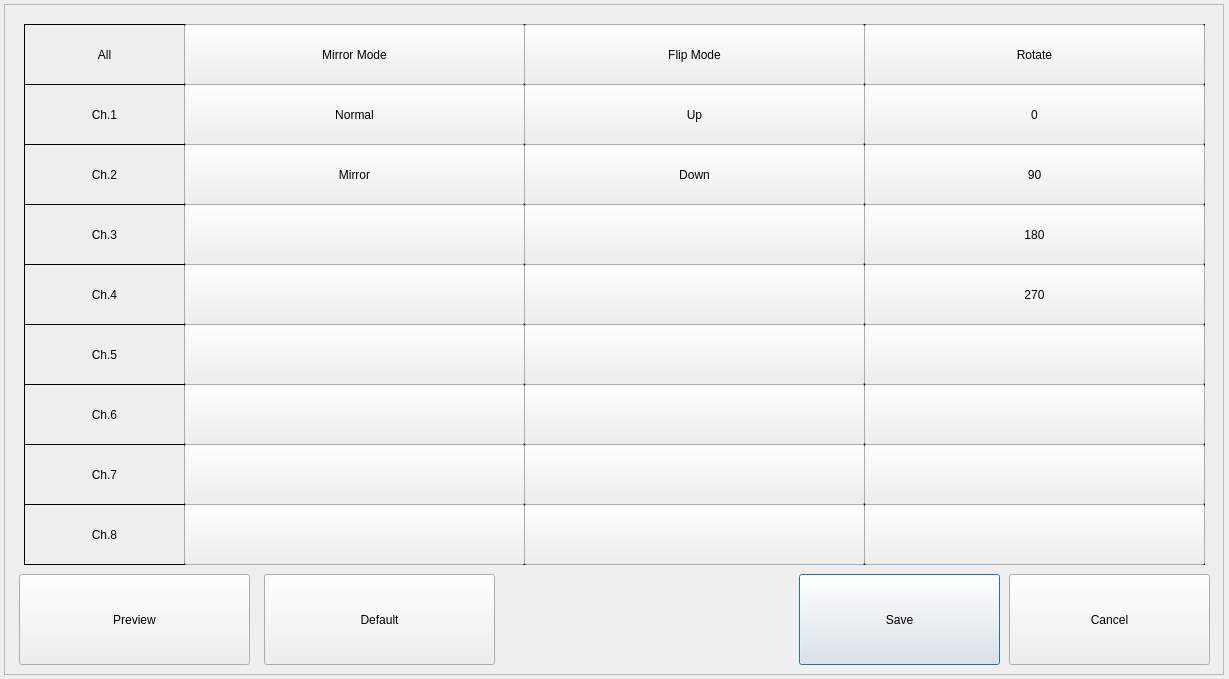
Above: gui/mainwidget/src/dvrsetup/device/videoinput/videoinputdialog.ui from yjsin-emastec/neptune before the change. Below: the same form after it.
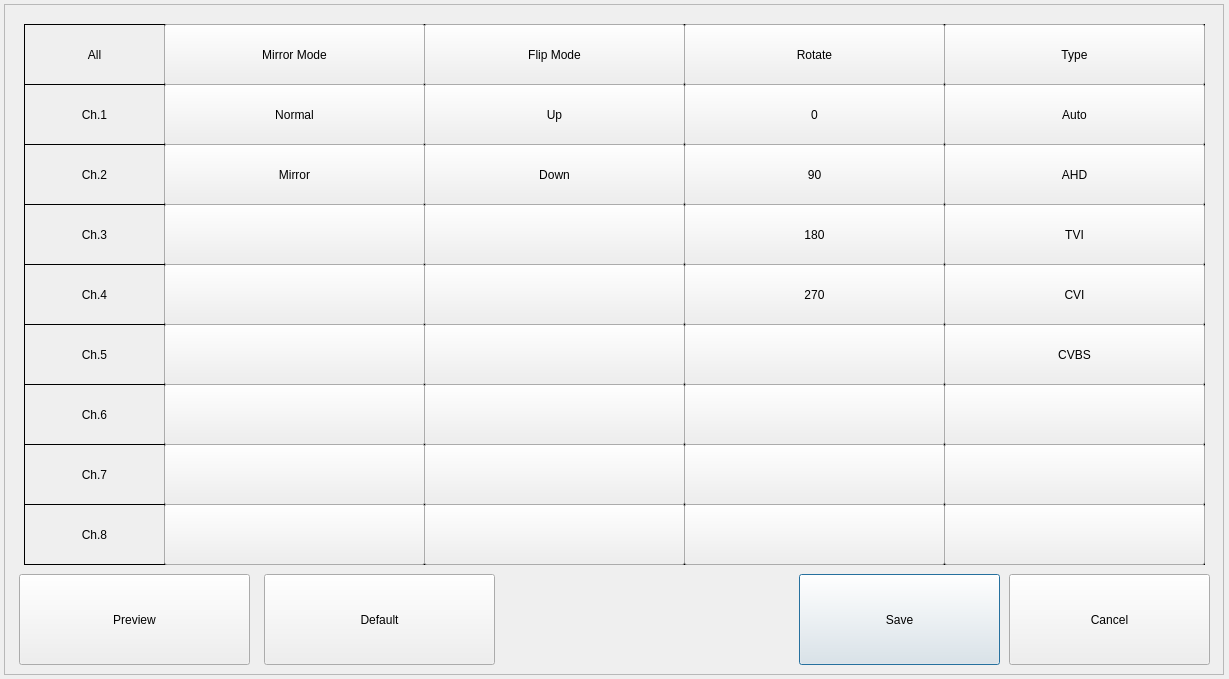
That is the form after the change.

Commit message: Add camera type in videoinput dialog 내용 - 비디오 입력 메뉴에 카메라 종류 항목 추가

```diff
--- a/gui/mainwidget/src/dvrsetup/device/videoinput/videoinputdialog.ui
+++ b/gui/mainwidget/src/dvrsetup/device/videoinput/videoinputdialog.ui
@@ -59,7 +59,7 @@
      <rect>
       <x>20</x>
       <y>20</y>
-      <width>161</width>
+      <width>141</width>
       <height>61</height>
      </rect>
     </property>
@@ -76,9 +76,9 @@
    <widget class="QLabel" name="labelMirrorAll">
     <property name="geometry">
      <rect>
-      <x>180</x>
+      <x>160</x>
       <y>20</y>
-      <width>341</width>
+      <width>261</width>
       <height>61</height>
      </rect>
     </property>
@@ -95,9 +95,9 @@
    <widget class="QLabel" name="labelFlipAll">
     <property name="geometry">
      <rect>
-      <x>520</x>
+      <x>420</x>
       <y>20</y>
-      <width>341</width>
+      <width>261</width>
       <height>61</height>
      </rect>
     </property>
@@ -116,7 +116,7 @@
      <rect>
       <x>20</x>
       <y>80</y>
-      <width>161</width>
+      <width>141</width>
       <height>61</height>
      </rect>
     </property>
@@ -135,7 +135,7 @@
      <rect>
       <x>20</x>
       <y>140</y>
-      <width>161</width>
+      <width>141</width>
       <height>61</height>
      </rect>
     </property>
@@ -154,7 +154,7 @@
      <rect>
       <x>20</x>
       <y>200</y>
-      <width>161</width>
+      <width>141</width>
       <height>61</height>
      </rect>
     </property>
@@ -173,7 +173,7 @@
      <rect>
       <x>20</x>
       <y>260</y>
-      <width>161</width>
+      <width>141</width>
       <height>61</height>
      </rect>
     </property>
@@ -192,7 +192,7 @@
      <rect>
       <x>20</x>
       <y>320</y>
-      <width>161</width>
+      <width>141</width>
       <height>61</height>
      </rect>
     </property>
@@ -211,7 +211,7 @@
      <rect>
       <x>20</x>
       <y>380</y>
-      <width>161</width>
+      <width>141</width>
       <height>61</height>
      </rect>
     </property>
@@ -230,7 +230,7 @@
      <rect>
       <x>20</x>
       <y>440</y>
-      <width>161</width>
+      <width>141</width>
       <height>61</height>
      </rect>
     </property>
@@ -249,7 +249,7 @@
      <rect>
       <x>20</x>
       <y>500</y>
-      <width>161</width>
+      <width>141</width>
       <height>61</height>
      </rect>
     </property>
@@ -266,9 +266,9 @@
    <widget class="QLabel" name="labelMirror1">
     <property name="geometry">
      <rect>
-      <x>180</x>
+      <x>160</x>
       <y>80</y>
-      <width>341</width>
+      <width>261</width>
       <height>61</height>
      </rect>
     </property>
@@ -285,9 +285,9 @@
    <widget class="QLabel" name="labelMirror2">
     <property name="geometry">
      <rect>
-      <x>180</x>
+      <x>160</x>
       <y>140</y>
-      <width>341</width>
+      <width>261</width>
       <height>61</height>
      </rect>
     </property>
@@ -304,9 +304,9 @@
    <widget class="QLabel" name="labelMirror3">
     <property name="geometry">
      <rect>
-      <x>180</x>
+      <x>160</x>
       <y>200</y>
-      <width>341</width>
+      <width>261</width>
       <height>61</height>
      </rect>
     </property>
@@ -323,9 +323,9 @@
    <widget class="QLabel" name="labelMirror4">
     <property name="geometry">
      <rect>
-      <x>180</x>
+      <x>160</x>
       <y>260</y>
-      <width>341</width>
+      <width>261</width>
       <height>61</height>
      </rect>
     </property>
@@ -342,9 +342,9 @@
    <widget class="QLabel" name="labelMirror5">
     <property name="geometry">
      <rect>
-      <x>180</x>
+      <x>160</x>
       <y>320</y>
-      <width>341</width>
+      <width>261</width>
       <height>61</height>
      </rect>
     </property>
@@ -361,9 +361,9 @@
    <widget class="QLabel" name="labelMirror6">
     <property name="geometry">
      <rect>
-      <x>180</x>
+      <x>160</x>
       <y>380</y>
-      <width>341</width>
+      <width>261</width>
       <height>61</height>
      </rect>
     </property>
@@ -380,9 +380,9 @@
    <widget class="QLabel" name="labelMirror7">
     <property name="geometry">
      <rect>
-      <x>180</x>
+      <x>160</x>
       <y>440</y>
-      <width>341</width>
+      <width>261</width>
       <height>61</height>
      </rect>
     </property>
@@ -399,9 +399,9 @@
    <widget class="QLabel" name="labelMirror8">
     <property name="geometry">
      <rect>
-      <x>180</x>
+      <x>160</x>
       <y>500</y>
-      <width>341</width>
+      <width>261</width>
       <height>61</height>
      </rect>
     </property>
@@ -418,9 +418,9 @@
    <widget class="QLabel" name="labelFlip1">
     <property name="geometry">
      <rect>
-      <x>520</x>
+      <x>420</x>
       <y>80</y>
-      <width>341</width>
+      <width>261</width>
       <height>61</height>
      </rect>
     </property>
@@ -437,9 +437,9 @@
    <widget class="QLabel" name="labelFlip2">
     <property name="geometry">
      <rect>
-      <x>520</x>
+      <x>420</x>
       <y>140</y>
-      <width>341</width>
+      <width>261</width>
       <height>61</height>
      </rect>
     </property>
@@ -456,9 +456,9 @@
    <widget class="QLabel" name="labelFlip3">
     <property name="geometry">
      <rect>
-      <x>520</x>
+      <x>420</x>
       <y>200</y>
-      <width>341</width>
+      <width>261</width>
       <height>61</height>
      </rect>
     </property>
@@ -475,9 +475,9 @@
    <widget class="QLabel" name="labelFlip4">
     <property name="geometry">
      <rect>
-      <x>520</x>
+      <x>420</x>
       <y>260</y>
-      <width>341</width>
+      <width>261</width>
       <height>61</height>
      </rect>
     </property>
@@ -494,9 +494,9 @@
    <widget class="QLabel" name="labelFlip5">
     <property name="geometry">
      <rect>
-      <x>520</x>
+      <x>420</x>
       <y>320</y>
-      <width>341</width>
+      <width>261</width>
       <height>61</height>
      </rect>
     </property>
@@ -513,9 +513,9 @@
    <widget class="QLabel" name="labelFlip6">
     <property name="geometry">
      <rect>
-      <x>520</x>
+      <x>420</x>
       <y>380</y>
-      <width>341</width>
+      <width>261</width>
       <height>61</height>
      </rect>
     </property>
@@ -532,9 +532,9 @@
    <widget class="QLabel" name="labelFlip7">
     <property name="geometry">
      <rect>
-      <x>520</x>
+      <x>420</x>
       <y>440</y>
-      <width>341</width>
+      <width>261</width>
       <height>61</height>
      </rect>
     </property>
@@ -551,9 +551,9 @@
    <widget class="QLabel" name="labelFlip8">
     <property name="geometry">
      <rect>
-      <x>520</x>
+      <x>420</x>
       <y>500</y>
-      <width>341</width>
+      <width>261</width>
       <height>61</height>
      </rect>
     </property>
@@ -570,9 +570,9 @@
    <widget class="QPushButton" name="buttonMirrorAll">
     <property name="geometry">
      <rect>
-      <x>180</x>
+      <x>160</x>
       <y>20</y>
-      <width>341</width>
+      <width>261</width>
       <height>61</height>
      </rect>
     </property>
@@ -583,9 +583,9 @@
    <widget class="QPushButton" name="buttonFlipAll">
     <property name="geometry">
      <rect>
-      <x>520</x>
+      <x>420</x>
       <y>20</y>
-      <width>341</width>
+      <width>261</width>
       <height>61</height>
      </rect>
     </property>
@@ -596,9 +596,9 @@
    <widget class="QPushButton" name="buttonMirror1">
     <property name="geometry">
      <rect>
-      <x>180</x>
+      <x>160</x>
       <y>80</y>
-      <width>341</width>
+      <width>261</width>
       <height>61</height>
      </rect>
     </property>
@@ -609,9 +609,9 @@
    <widget class="QPushButton" name="buttonMirror2">
     <property name="geometry">
      <rect>
-      <x>180</x>
+      <x>160</x>
       <y>140</y>
-      <width>341</width>
+      <width>261</width>
       <height>61</height>
      </rect>
     </property>
@@ -622,9 +622,9 @@
    <widget class="QPushButton" name="buttonMirror3">
     <property name="geometry">
      <rect>
-      <x>180</x>
+      <x>160</x>
       <y>200</y>
-      <width>341</width>
+      <width>261</width>
       <height>61</height>
      </rect>
     </property>
@@ -635,9 +635,9 @@
    <widget class="QPushButton" name="buttonMirror4">
     <property name="geometry">
      <rect>
-      <x>180</x>
+      <x>160</x>
       <y>260</y>
-      <width>341</width>
+      <width>261</width>
       <height>61</height>
      </rect>
     </property>
@@ -648,9 +648,9 @@
    <widget class="QPushButton" name="buttonMirror5">
     <property name="geometry">
      <rect>
-      <x>180</x>
+      <x>160</x>
       <y>320</y>
-      <width>341</width>
+      <width>261</width>
       <height>61</height>
      </rect>
     </property>
@@ -661,9 +661,9 @@
    <widget class="QPushButton" name="buttonMirror6">
     <property name="geometry">
      <rect>
-      <x>180</x>
+      <x>160</x>
       <y>380</y>
-      <width>341</width>
+      <width>261</width>
       <height>61</height>
      </rect>
     </property>
@@ -674,9 +674,9 @@
    <widget class="QPushButton" name="buttonMirror7">
     <property name="geometry">
      <rect>
-      <x>180</x>
+      <x>160</x>
       <y>440</y>
-      <width>341</width>
+      <width>261</width>
       <height>61</height>
      </rect>
     </property>
@@ -687,9 +687,9 @@
    <widget class="QPushButton" name="buttonMirror8">
     <property name="geometry">
      <rect>
-      <x>180</x>
+      <x>160</x>
       <y>500</y>
-      <width>341</width>
+      <width>261</width>
       <height>61</height>
      </rect>
     </property>
@@ -700,9 +700,9 @@
    <widget class="QPushButton" name="buttonFlip1">
     <property name="geometry">
      <rect>
-      <x>520</x>
+      <x>420</x>
       <y>80</y>
-      <width>341</width>
+      <width>261</width>
       <height>61</height>
      </rect>
     </property>
@@ -713,9 +713,9 @@
    <widget class="QPushButton" name="buttonFlip2">
     <property name="geometry">
      <rect>
-      <x>520</x>
+      <x>420</x>
       <y>140</y>
-      <width>341</width>
+      <width>261</width>
       <height>61</height>
      </rect>
     </property>
@@ -726,9 +726,9 @@
    <widget class="QPushButton" name="buttonFlip3">
     <property name="geometry">
      <rect>
-      <x>520</x>
+      <x>420</x>
       <y>200</y>
-      <width>341</width>
+      <width>261</width>
       <height>61</height>
      </rect>
     </property>
@@ -739,9 +739,9 @@
    <widget class="QPushButton" name="buttonFlip4">
     <property name="geometry">
      <rect>
-      <x>520</x>
+      <x>420</x>
       <y>260</y>
-      <width>341</width>
+      <width>261</width>
       <height>61</height>
      </rect>
     </property>
@@ -752,9 +752,9 @@
    <widget class="QPushButton" name="buttonFlip5">
     <property name="geometry">
      <rect>
-      <x>520</x>
+      <x>420</x>
       <y>320</y>
-      <width>341</width>
+      <width>261</width>
       <height>61</height>
      </rect>
     </property>
@@ -765,9 +765,9 @@
    <widget class="QPushButton" name="buttonFlip6">
     <property name="geometry">
      <rect>
-      <x>520</x>
+      <x>420</x>
       <y>380</y>
-      <width>341</width>
+      <width>261</width>
       <height>61</height>
      </rect>
     </property>
@@ -778,9 +778,9 @@
    <widget class="QPushButton" name="buttonFlip7">
     <property name="geometry">
      <rect>
-      <x>520</x>
+      <x>420</x>
       <y>440</y>
-      <width>341</width>
+      <width>261</width>
       <height>61</height>
      </rect>
     </property>
@@ -791,9 +791,9 @@
    <widget class="QPushButton" name="buttonFlip8">
     <property name="geometry">
      <rect>
-      <x>520</x>
+      <x>420</x>
       <y>500</y>
-      <width>341</width>
+      <width>261</width>
       <height>61</height>
      </rect>
     </property>
@@ -817,9 +817,9 @@
    <widget class="QLabel" name="labelRotateAll">
     <property name="geometry">
      <rect>
-      <x>860</x>
+      <x>680</x>
       <y>20</y>
-      <width>341</width>
+      <width>261</width>
       <height>61</height>
      </rect>
     </property>
@@ -836,9 +836,9 @@
    <widget class="QLabel" name="labelRotate1">
     <property name="geometry">
      <rect>
-      <x>860</x>
+      <x>680</x>
       <y>80</y>
-      <width>341</width>
+      <width>261</width>
       <height>61</height>
      </rect>
     </property>
@@ -855,9 +855,9 @@
    <widget class="QLabel" name="labelRotate2">
     <property name="geometry">
      <rect>
-      <x>860</x>
+      <x>680</x>
       <y>140</y>
-      <width>341</width>
+      <width>261</width>
       <height>61</height>
      </rect>
     </property>
@@ -874,9 +874,9 @@
    <widget class="QLabel" name="labelRotate3">
     <property name="geometry">
      <rect>
-      <x>860</x>
+      <x>680</x>
       <y>200</y>
-      <width>341</width>
+      <width>261</width>
       <height>61</height>
      </rect>
     </property>
@@ -893,9 +893,9 @@
    <widget class="QLabel" name="labelRotate4">
     <property name="geometry">
      <rect>
-      <x>860</x>
+      <x>680</x>
       <y>260</y>
-      <width>341</width>
+      <width>261</width>
       <height>61</height>
      </rect>
     </property>
@@ -912,9 +912,9 @@
    <widget class="QLabel" name="labelRotate5">
     <property name="geometry">
      <rect>
-      <x>860</x>
+      <x>680</x>
       <y>320</y>
-      <width>341</width>
+      <width>261</width>
       <height>61</height>
      </rect>
     </property>
@@ -931,9 +931,9 @@
    <widget class="QLabel" name="labelRotate6">
     <property name="geometry">
      <rect>
-      <x>860</x>
+      <x>680</x>
       <y>380</y>
-      <width>341</width>
+      <width>261</width>
       <height>61</height>
      </rect>
     </property>
@@ -950,9 +950,9 @@
    <widget class="QLabel" name="labelRotate7">
     <property name="geometry">
      <rect>
-      <x>860</x>
+      <x>680</x>
       <y>440</y>
-      <width>341</width>
+      <width>261</width>
       <height>61</height>
      </rect>
     </property>
@@ -969,9 +969,9 @@
    <widget class="QLabel" name="labelRotate8">
     <property name="geometry">
      <rect>
-      <x>860</x>
+      <x>680</x>
       <y>500</y>
-      <width>341</width>
+      <width>261</width>
       <height>61</height>
      </rect>
     </property>
@@ -988,9 +988,9 @@
    <widget class="QPushButton" name="buttonRotateAll">
     <property name="geometry">
      <rect>
-      <x>860</x>
+      <x>680</x>
       <y>20</y>
-      <width>341</width>
+      <width>261</width>
       <height>61</height>
      </rect>
     </property>
@@ -1001,9 +1001,9 @@
    <widget class="QPushButton" name="buttonRotate1">
     <property name="geometry">
      <rect>
-      <x>860</x>
+      <x>680</x>
       <y>80</y>
-      <width>341</width>
+      <width>261</width>
       <height>61</height>
      </rect>
     </property>
@@ -1014,9 +1014,9 @@
    <widget class="QPushButton" name="buttonRotate2">
     <property name="geometry">
      <rect>
-      <x>860</x>
+      <x>680</x>
       <y>140</y>
-      <width>341</width>
+      <width>261</width>
       <height>61</height>
      </rect>
     </property>
@@ -1027,9 +1027,9 @@
    <widget class="QPushButton" name="buttonRotate3">
     <property name="geometry">
      <rect>
-      <x>860</x>
+      <x>680</x>
       <y>200</y>
-      <width>341</width>
+      <width>261</width>
       <height>61</height>
      </rect>
     </property>
@@ -1040,9 +1040,9 @@
    <widget class="QPushButton" name="buttonRotate4">
     <property name="geometry">
      <rect>
-      <x>860</x>
+      <x>680</x>
       <y>260</y>
-      <width>341</width>
+      <width>261</width>
       <height>61</height>
      </rect>
     </property>
@@ -1053,9 +1053,9 @@
    <widget class="QPushButton" name="buttonRotate5">
     <property name="geometry">
      <rect>
-      <x>860</x>
+      <x>680</x>
       <y>320</y>
-      <width>341</width>
+      <width>261</width>
       <height>61</height>
      </rect>
     </property>
@@ -1066,9 +1066,9 @@
    <widget class="QPushButton" name="buttonRotate6">
     <property name="geometry">
      <rect>
-      <x>860</x>
+      <x>680</x>
       <y>380</y>
-      <width>341</width>
+      <width>261</width>
       <height>61</height>
      </rect>
     </property>
@@ -1079,9 +1079,9 @@
    <widget class="QPushButton" name="buttonRotate7">
     <property name="geometry">
      <rect>
-      <x>860</x>
+      <x>680</x>
       <y>440</y>
-      <width>341</width>
+      <width>261</width>
       <height>61</height>
      </rect>
     </property>
@@ -1092,9 +1092,9 @@
    <widget class="QPushButton" name="buttonRotate8">
     <property name="geometry">
      <rect>
-      <x>860</x>
+      <x>680</x>
       <y>500</y>
-      <width>341</width>
+      <width>261</width>
       <height>61</height>
      </rect>
     </property>
@@ -1115,6 +1115,294 @@
      <string>Default</string>
     </property>
    </widget>
+   <widget class="QLabel" name="labelType5">
+    <property name="geometry">
+     <rect>
+      <x>940</x>
+      <y>320</y>
+      <width>261</width>
+      <height>61</height>
+     </rect>
+    </property>
+    <property name="frameShape">
+     <enum>QFrame::Box</enum>
+    </property>
+    <property name="text">
+     <string/>
+    </property>
+    <property name="alignment">
+     <set>Qt::AlignCenter</set>
+    </property>
+   </widget>
+   <widget class="QLabel" name="labelType7">
+    <property name="geometry">
+     <rect>
+      <x>940</x>
+      <y>440</y>
+      <width>261</width>
+      <height>61</height>
+     </rect>
+    </property>
+    <property name="frameShape">
+     <enum>QFrame::Box</enum>
+    </property>
+    <property name="text">
+     <string/>
+    </property>
+    <property name="alignment">
+     <set>Qt::AlignCenter</set>
+    </property>
+   </widget>
+   <widget class="QLabel" name="labelType3">
+    <property name="geometry">
+     <rect>
+      <x>940</x>
+      <y>200</y>
+      <width>261</width>
+      <height>61</height>
+     </rect>
+    </property>
+    <property name="frameShape">
+     <enum>QFrame::Box</enum>
+    </property>
+    <property name="text">
+     <string/>
+    </property>
+    <property name="alignment">
+     <set>Qt::AlignCenter</set>
+    </property>
+   </widget>
+   <widget class="QLabel" name="labelType2">
+    <property name="geometry">
+     <rect>
+      <x>940</x>
+      <y>140</y>
+      <width>261</width>
+      <height>61</height>
+     </rect>
+    </property>
+    <property name="frameShape">
+     <enum>QFrame::Box</enum>
+    </property>
+    <property name="text">
+     <string/>
+    </property>
+    <property name="alignment">
+     <set>Qt::AlignCenter</set>
+    </property>
+   </widget>
+   <widget class="QLabel" name="labelType4">
+    <property name="geometry">
+     <rect>
+      <x>940</x>
+      <y>260</y>
+      <width>261</width>
+      <height>61</height>
+     </rect>
+    </property>
+    <property name="frameShape">
+     <enum>QFrame::Box</enum>
+    </property>
+    <property name="text">
+     <string/>
+    </property>
+    <property name="alignment">
+     <set>Qt::AlignCenter</set>
+    </property>
+   </widget>
+   <widget class="QLabel" name="labelType6">
+    <property name="geometry">
+     <rect>
+      <x>940</x>
+      <y>380</y>
+      <width>261</width>
+      <height>61</height>
+     </rect>
+    </property>
+    <property name="frameShape">
+     <enum>QFrame::Box</enum>
+    </property>
+    <property name="text">
+     <string/>
+    </property>
+    <property name="alignment">
+     <set>Qt::AlignCenter</set>
+    </property>
+   </widget>
+   <widget class="QLabel" name="labelType8">
+    <property name="geometry">
+     <rect>
+      <x>940</x>
+      <y>500</y>
+      <width>261</width>
+      <height>61</height>
+     </rect>
+    </property>
+    <property name="frameShape">
+     <enum>QFrame::Box</enum>
+    </property>
+    <property name="text">
+     <string/>
+    </property>
+    <property name="alignment">
+     <set>Qt::AlignCenter</set>
+    </property>
+   </widget>
+   <widget class="QLabel" name="labelType1">
+    <property name="geometry">
+     <rect>
+      <x>940</x>
+      <y>80</y>
+      <width>261</width>
+      <height>61</height>
+     </rect>
+    </property>
+    <property name="frameShape">
+     <enum>QFrame::Box</enum>
+    </property>
+    <property name="text">
+     <string/>
+    </property>
+    <property name="alignment">
+     <set>Qt::AlignCenter</set>
+    </property>
+   </widget>
+   <widget class="QLabel" name="labelTypeAll">
+    <property name="geometry">
+     <rect>
+      <x>940</x>
+      <y>20</y>
+      <width>261</width>
+      <height>61</height>
+     </rect>
+    </property>
+    <property name="frameShape">
+     <enum>QFrame::Box</enum>
+    </property>
+    <property name="text">
+     <string/>
+    </property>
+    <property name="alignment">
+     <set>Qt::AlignCenter</set>
+    </property>
+   </widget>
+   <widget class="QPushButton" name="buttonTypeAll">
+    <property name="geometry">
+     <rect>
+      <x>940</x>
+      <y>20</y>
+      <width>261</width>
+      <height>61</height>
+     </rect>
+    </property>
+    <property name="text">
+     <string>Type</string>
+    </property>
+   </widget>
+   <widget class="QPushButton" name="buttonType1">
+    <property name="geometry">
+     <rect>
+      <x>940</x>
+      <y>80</y>
+      <width>261</width>
+      <height>61</height>
+     </rect>
+    </property>
+    <property name="text">
+     <string notr="true">Auto</string>
+    </property>
+   </widget>
+   <widget class="QPushButton" name="buttonType2">
+    <property name="geometry">
+     <rect>
+      <x>940</x>
+      <y>140</y>
+      <width>261</width>
+      <height>61</height>
+     </rect>
+    </property>
+    <property name="text">
+     <string notr="true">AHD</string>
+    </property>
+   </widget>
+   <widget class="QPushButton" name="buttonType3">
+    <property name="geometry">
+     <rect>
+      <x>940</x>
+      <y>200</y>
+      <width>261</width>
+      <height>61</height>
+     </rect>
+    </property>
+    <property name="text">
+     <string notr="true">TVI</string>
+    </property>
+   </widget>
+   <widget class="QPushButton" name="buttonType4">
+    <property name="geometry">
+     <rect>
+      <x>940</x>
+      <y>260</y>
+      <width>261</width>
+      <height>61</height>
+     </rect>
+    </property>
+    <property name="text">
+     <string notr="true">CVI</string>
+    </property>
+   </widget>
+   <widget class="QPushButton" name="buttonType5">
+    <property name="geometry">
+     <rect>
+      <x>940</x>
+      <y>320</y>
+      <width>261</width>
+      <height>61</height>
+     </rect>
+    </property>
+    <property name="text">
+     <string notr="true">CVBS</string>
+    </property>
+   </widget>
+   <widget class="QPushButton" name="buttonType6">
+    <property name="geometry">
+     <rect>
+      <x>940</x>
+      <y>380</y>
+      <width>261</width>
+      <height>61</height>
+     </rect>
+    </property>
+    <property name="text">
+     <string/>
+    </property>
+   </widget>
+   <widget class="QPushButton" name="buttonType7">
+    <property name="geometry">
+     <rect>
+      <x>940</x>
+      <y>440</y>
+      <width>261</width>
+      <height>61</height>
+     </rect>
+    </property>
+    <property name="text">
+     <string/>
+    </property>
+   </widget>
+   <widget class="QPushButton" name="buttonType8">
+    <property name="geometry">
+     <rect>
+      <x>940</x>
+      <y>500</y>
+      <width>261</width>
+      <height>61</height>
+     </rect>
+    </property>
+    <property name="text">
+     <string/>
+    </property>
+   </widget>
   </widget>
  </widget>
  <layoutdefault spacing="6" margin="11"/>
```
The commit also changes 24 other files.
